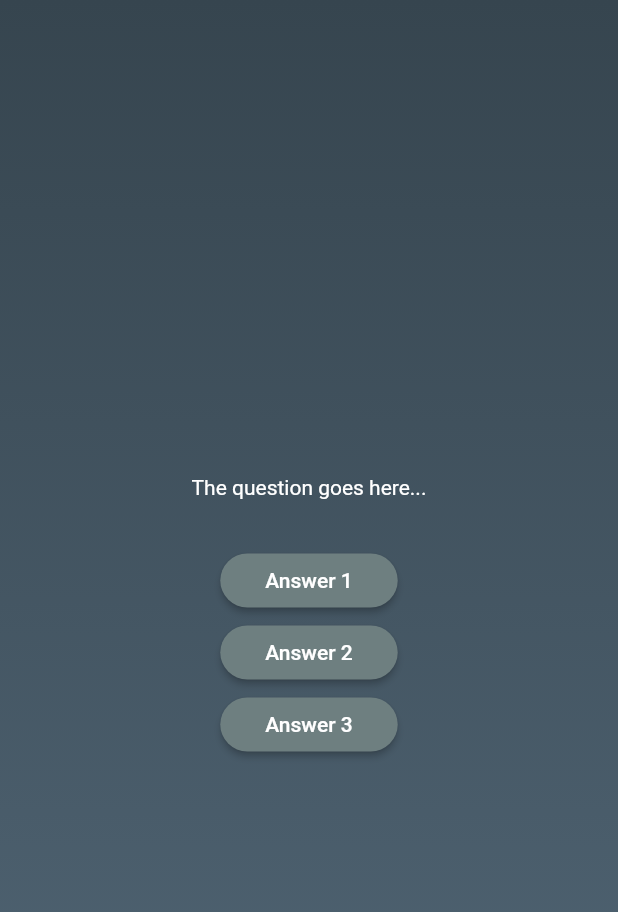
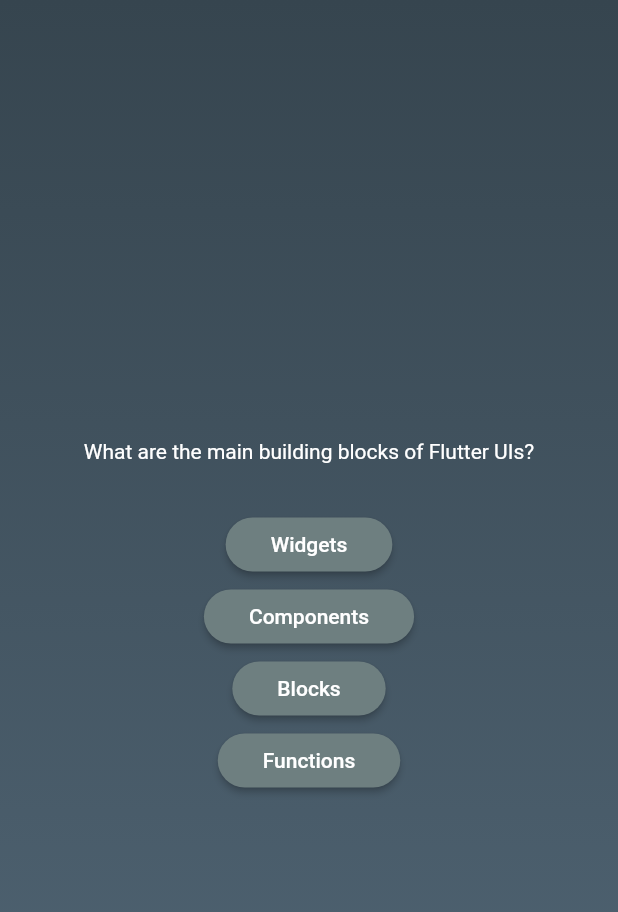
Before and after one commit to Silva3012/flutter_sprint, a Flutter app: the screen it shows after launch, after a tap on "Start Quiz", on a phone screen of 412 x 824 dp. Shown: the top 912 px of the screen. Run offline on Flutter 3.47's test engine with Material 2 defaults, Android fonts, the phone set to English and light mode, and no system bars.

Commit message:
Access data from questions and display it

```diff
--- a/lib/questions_screen.dart
+++ b/lib/questions_screen.dart
@@ -1,5 +1,6 @@
 import 'package:flutter/material.dart';
 import 'package:flutter_sprint/answer_button.dart';
+import 'package:flutter_sprint/data/questions.dart';
 
 class QuestionsScreen extends StatefulWidget {
   const QuestionsScreen({super.key});
@@ -13,20 +14,23 @@ class QuestionsScreen extends StatefulWidget {
 class _QuestionsScreenState extends State<QuestionsScreen> {
   @override
   Widget build(context) {
+    final currentQuestion = questions[0];
+
     return Center(
       child: Column(
         mainAxisAlignment: MainAxisAlignment.center,
         children: [
-          const Text(
-            "The question goes here...",
-            style: TextStyle(color: Colors.white),
+          Text(
+            currentQuestion.text,
+            style: const TextStyle(color: Colors.white),
           ),
           const SizedBox(
             height: 30,
           ),
-          AnswerButton("Answer 1", () {}),
-          AnswerButton("Answer 2", () {}),
-          AnswerButton("Answer 3", () {}),
+          AnswerButton(currentQuestion.answers[0], () {}),
+          AnswerButton(currentQuestion.answers[1], () {}),
+          AnswerButton(currentQuestion.answers[2], () {}),
+          AnswerButton(currentQuestion.answers[3], () {}),
         ],
       ),
     );
```
